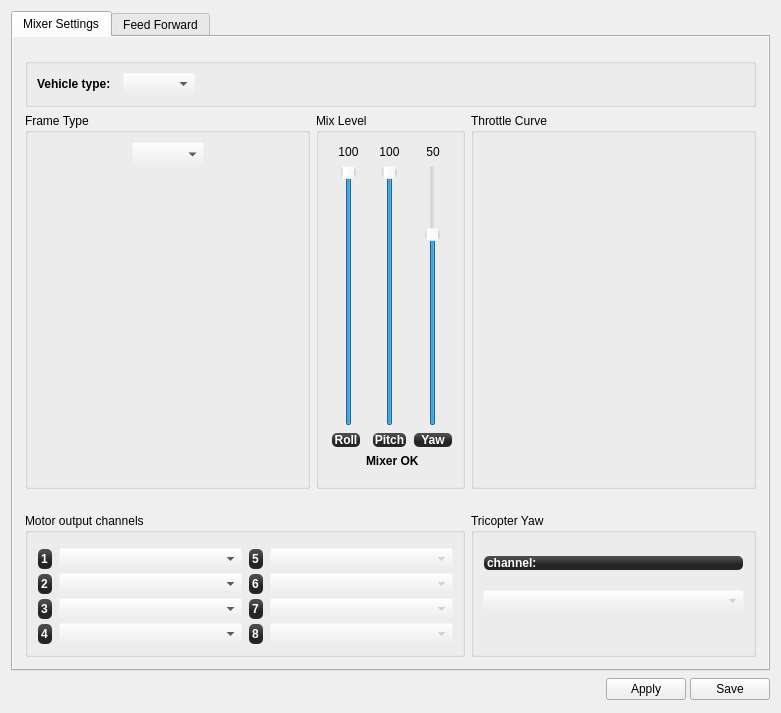
Qt form ground/openpilotgcs/src/plugins/config/airframe.ui (openpilot/OpenPilot) before a commit.
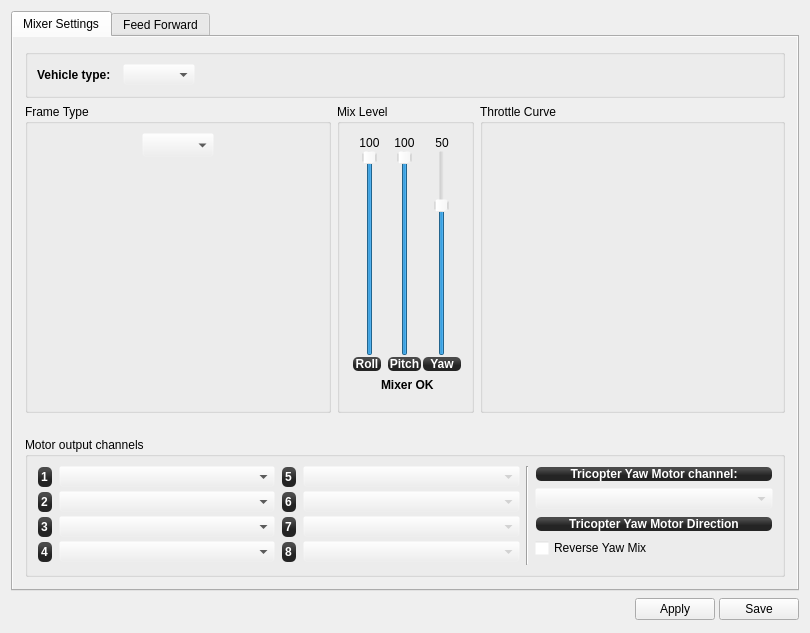
The same form after that commit. Icons and pictures are not drawn. Custom widgets are drawn as their Qt base class.

Commit message: made some more adjustments to the stylesheet for osx, sliders in particular

```diff
--- a/ground/openpilotgcs/src/plugins/config/airframe.ui
+++ b/ground/openpilotgcs/src/plugins/config/airframe.ui
@@ -6,8 +6,8 @@
    <rect>
     <x>0</x>
     <y>0</y>
-    <width>781</width>
-    <height>713</height>
+    <width>810</width>
+    <height>633</height>
    </rect>
   </property>
   <property name="windowTitle">
@@ -122,18 +122,12 @@
            <rect>
             <x>0</x>
             <y>0</y>
-            <width>742</width>
-            <height>574</height>
+            <width>756</width>
+            <height>509</height>
            </rect>
           </property>
           <layout class="QVBoxLayout" name="verticalLayout">
-           <property name="leftMargin">
-            <number>0</number>
-           </property>
-           <property name="rightMargin">
-            <number>0</number>
-           </property>
-           <property name="bottomMargin">
+           <property name="margin">
             <number>0</number>
            </property>
            <item>
@@ -698,7 +692,7 @@
               </layout>
              </widget>
              <widget class="QWidget" name="multiRotor">
-              <layout class="QGridLayout" name="gridLayout_7" columnstretch="1,0,1" columnminimumwidth="0,0,0">
+              <layout class="QGridLayout" name="gridLayout_7" columnstretch="0,0,0">
                <property name="verticalSpacing">
                 <number>24</number>
                </property>
@@ -841,6 +835,65 @@
                  </layout>
                 </widget>
                </item>
+               <item row="0" column="2">
+                <widget class="QGroupBox" name="groupBox_6">
+                 <property name="sizePolicy">
+                  <sizepolicy hsizetype="Minimum" vsizetype="Minimum">
+                   <horstretch>0</horstretch>
+                   <verstretch>0</verstretch>
+                  </sizepolicy>
+                 </property>
+                 <property name="minimumSize">
+                  <size>
+                   <width>10</width>
+                   <height>10</height>
+                  </size>
+                 </property>
+                 <property name="maximumSize">
+                  <size>
+                   <width>16777215</width>
+                   <height>16777215</height>
+                  </size>
+                 </property>
+                 <property name="title">
+                  <string>Throttle Curve</string>
+                 </property>
+                 <layout class="QVBoxLayout" name="verticalLayout_9">
+                  <item>
+                   <widget class="MixerCurve" name="multiThrottleCurve" native="true">
+                    <property name="sizePolicy">
+                     <sizepolicy hsizetype="MinimumExpanding" vsizetype="MinimumExpanding">
+                      <horstretch>0</horstretch>
+                      <verstretch>0</verstretch>
+                     </sizepolicy>
+                    </property>
+                    <property name="minimumSize">
+                     <size>
+                      <width>10</width>
+                      <height>10</height>
+                     </size>
+                    </property>
+                    <property name="sizeIncrement">
+                     <size>
+                      <width>10</width>
+                      <height>10</height>
+                     </size>
+                    </property>
+                    <property name="baseSize">
+                     <size>
+                      <width>50</width>
+                      <height>50</height>
+                     </size>
+                    </property>
+                    <property name="styleSheet">
+                     <string notr="true">background:transparent</string>
+                    </property>
+                    <zorder>groupBox</zorder>
+                   </widget>
+                  </item>
+                 </layout>
+                </widget>
+               </item>
                <item row="0" column="1">
                 <widget class="QGroupBox" name="groupBox_9">
                  <property name="maximumSize">
@@ -853,6 +906,9 @@
                   <string>Mix Level</string>
                  </property>
                  <layout class="QGridLayout" name="gridLayout_2">
+                  <property name="horizontalSpacing">
+                   <number>0</number>
+                  </property>
                   <property name="leftMargin">
                    <number>12</number>
                   </property>
@@ -863,7 +919,7 @@
                    <number>12</number>
                   </property>
                   <item row="0" column="0">
-                   <layout class="QGridLayout" name="gridLayout_3">
+                   <layout class="QGridLayout" name="gridLayout_3" columnstretch="0">
                     <item row="0" column="0">
                      <widget class="QLabel" name="mrRollMixValue">
                       <property name="minimumSize">
@@ -1121,65 +1177,7 @@
                  </layout>
                 </widget>
                </item>
-               <item row="0" column="2">
-                <widget class="QGroupBox" name="groupBox_6">
-                 <property name="sizePolicy">
-                  <sizepolicy hsizetype="Minimum" vsizetype="Minimum">
-                   <horstretch>0</horstretch>
-                   <verstretch>0</verstretch>
-                  </sizepolicy>
-                 </property>
-                 <property name="minimumSize">
-                  <size>
-                   <width>10</width>
-                   <height>10</height>
-                  </size>
-                 </property>
-                 <property name="maximumSize">
-                  <size>
-                   <width>16777215</width>
-                   <height>16777215</height>
-                  </size>
-                 </property>
-                 <property name="title">
-                  <string>Throttle Curve</string>
-                 </property>
-                 <layout class="QVBoxLayout" name="verticalLayout_9">
-                  <item>
-                   <widget class="MixerCurve" name="multiThrottleCurve" native="true">
-                    <property name="sizePolicy">
-                     <sizepolicy hsizetype="MinimumExpanding" vsizetype="MinimumExpanding">
-                      <horstretch>0</horstretch>
-                      <verstretch>0</verstretch>
-                     </sizepolicy>
-                    </property>
-                    <property name="minimumSize">
-                     <size>
-                      <width>10</width>
-                      <height>10</height>
-                     </size>
-                    </property>
-                    <property name="sizeIncrement">
-                     <size>
-                      <width>10</width>
-                      <height>10</height>
-                     </size>
-                    </property>
-                    <property name="baseSize">
-                     <size>
-                      <width>250</width>
-                      <height>250</height>
-                     </size>
-                    </property>
-                    <property name="styleSheet">
-                     <string notr="true">background:transparent</string>
-                    </property>
-                   </widget>
-                  </item>
-                 </layout>
-                </widget>
-               </item>
-               <item row="1" column="0" colspan="2">
+               <item row="1" column="0" colspan="3">
                 <widget class="QGroupBox" name="groupBox">
                  <property name="sizePolicy">
                   <sizepolicy hsizetype="Preferred" vsizetype="Maximum">
@@ -1196,8 +1194,8 @@
                  <property name="title">
                   <string>Motor output channels</string>
                  </property>
-                 <layout class="QGridLayout" name="gridLayout_6">
-                  <item row="1" column="0">
+                 <layout class="QGridLayout" name="gridLayout_6" columnstretch="1,1,0,0,1">
+                  <item row="0" column="0" rowspan="5">
                    <layout class="QFormLayout" name="formLayout_2">
                     <property name="sizeConstraint">
                      <enum>QLayout::SetMaximumSize</enum>
@@ -1294,7 +1292,7 @@
                     </item>
                    </layout>
                   </item>
-                  <item row="1" column="1">
+                  <item row="0" column="1" rowspan="5">
                    <layout class="QFormLayout" name="formLayout_4">
                     <property name="sizeConstraint">
                      <enum>QLayout::SetMaximumSize</enum>
@@ -1409,51 +1407,15 @@
                     </item>
                    </layout>
                   </item>
-                  <item row="0" column="0">
-                   <spacer name="verticalSpacer_8">
+                  <item row="0" column="2" rowspan="5" colspan="2">
+                   <widget class="Line" name="line">
                     <property name="orientation">
                      <enum>Qt::Vertical</enum>
                     </property>
-                    <property name="sizeType">
-                     <enum>QSizePolicy::Fixed</enum>
-                    </property>
-                    <property name="sizeHint" stdset="0">
-                     <size>
-                      <width>20</width>
-                      <height>6</height>
-                     </size>
-                    </property>
-                   </spacer>
+                   </widget>
                   </item>
-                 </layout>
-                </widget>
-               </item>
-               <item row="1" column="2">
-                <widget class="QGroupBox" name="groupBox_11">
-                 <property name="sizePolicy">
-                  <sizepolicy hsizetype="Preferred" vsizetype="Minimum">
-                   <horstretch>0</horstretch>
-                   <verstretch>0</verstretch>
-                  </sizepolicy>
-                 </property>
-                 <property name="minimumSize">
-                  <size>
-                   <width>0</width>
-                   <height>124</height>
-                  </size>
-                 </property>
-                 <property name="maximumSize">
-                  <size>
-                   <width>16777215</width>
-                   <height>16777215</height>
-                  </size>
-                 </property>
-                 <property name="title">
-                  <string>Tricopter Yaw</string>
-                 </property>
-                 <layout class="QVBoxLayout" name="verticalLayout_4">
-                  <item>
-                   <widget class="QLabel" name="label_2">
+                  <item row="2" column="4">
+                   <widget class="QLabel" name="label_3">
                     <property name="sizePolicy">
                      <sizepolicy hsizetype="Preferred" vsizetype="Fixed">
                       <horstretch>0</horstretch>
@@ -1474,11 +1436,14 @@
 margin:1px;</string>
                     </property>
                     <property name="text">
-                     <string>channel:</string>
+                     <string>Tricopter Yaw Motor Direction</string>
+                    </property>
+                    <property name="alignment">
+                     <set>Qt::AlignCenter</set>
                     </property>
                    </widget>
                   </item>
-                  <item>
+                  <item row="1" column="4">
                    <widget class="QComboBox" name="triYawChannelBox">
                     <property name="enabled">
                      <bool>false</bool>
@@ -1497,21 +1462,41 @@
                     </property>
                    </widget>
                   </item>
-                  <item>
-                   <spacer name="verticalSpacer_4">
-                    <property name="orientation">
-                     <enum>Qt::Vertical</enum>
+                  <item row="0" column="4">
+                   <widget class="QLabel" name="label_2">
+                    <property name="sizePolicy">
+                     <sizepolicy hsizetype="Expanding" vsizetype="Fixed">
+                      <horstretch>0</horstretch>
+                      <verstretch>0</verstretch>
+                     </sizepolicy>
                     </property>
-                    <property name="sizeType">
-                     <enum>QSizePolicy::Fixed</enum>
-                    </property>
-                    <property name="sizeHint" stdset="0">
+                    <property name="minimumSize">
                      <size>
-                      <width>20</width>
-                      <height>20</height>
+                      <width>0</width>
+                      <height>16</height>
                      </size>
                     </property>
-                   </spacer>
+                    <property name="styleSheet">
+                     <string notr="true">background-color: qlineargradient(spread:reflect, x1:0.507, y1:0, x2:0.507, y2:0.772, stop:0.208955 rgba(74, 74, 74, 255), stop:0.78607 rgba(36, 36, 36, 255));
+color: rgb(255, 255, 255);
+border-radius: 5;
+font: bold 12px;
+margin:1px;</string>
+                    </property>
+                    <property name="text">
+                     <string>Tricopter Yaw Motor channel:</string>
+                    </property>
+                    <property name="alignment">
+                     <set>Qt::AlignCenter</set>
+                    </property>
+                   </widget>
+                  </item>
+                  <item row="3" column="4">
+                   <widget class="QCheckBox" name="TricopterRevMixercheckBox">
+                    <property name="text">
+                     <string>Reverse Yaw Mix</string>
+                    </property>
+                   </widget>
                   </item>
                  </layout>
                 </widget>
```
Left out of the diff: 4 changed lines with no effect on the pictures. The commit also changes 1 other file.
